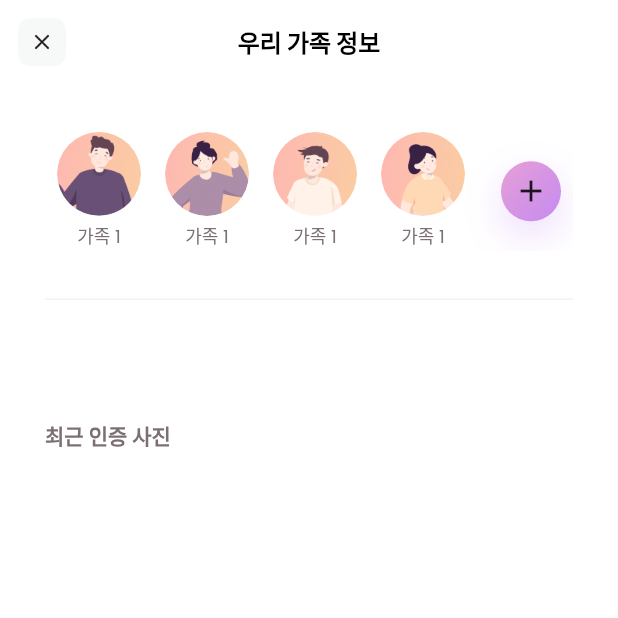
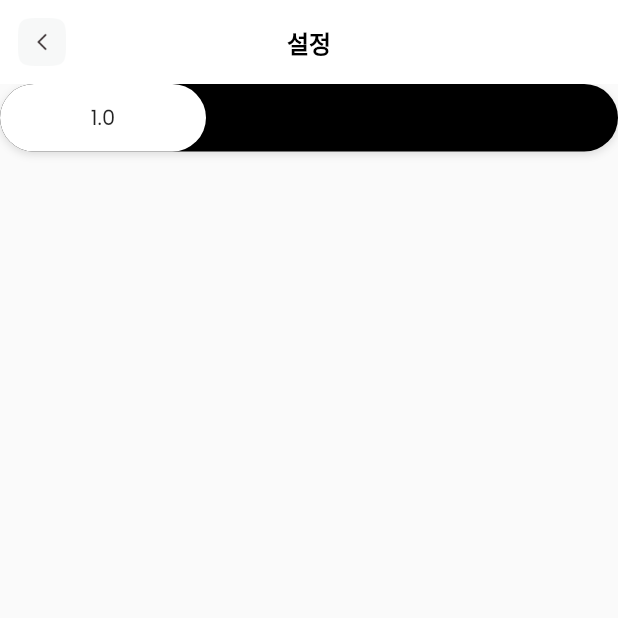
Before and after one commit to enjoy301/modak-flutter-app, a Flutter app: the UserLandingScreen screen opened by its route, after a tap on "설정", on a phone screen of 412 x 824 dp, the top half of it. Run offline on Flutter 3.47's test engine with Material 2 defaults, Android fonts, the phone set to English and light mode, and no system bars; drawn by our look-alikes of flutter_toggle_tab; our stand-ins replace adaptive_dialog, carousel_slider, dio, expandable, firebase_core, flutter_colorpicker and 16 more; missing offline and left inert: fluttercontactpicker, image_downloader, kakao_flutter_sdk, photo_manager, video_thumbnail; accounts and stored records are empty; network calls fail; project files that could hold a hidden picture were left out.

Commit message:
Feature: scalable text

```diff
--- a/lib/constant/strings.dart
+++ b/lib/constant/strings.dart
@@ -64,6 +64,7 @@ class Strings {
 
   /// User
   static const String me = "me";
+  static const String sizeSettings = "sizeSettings";
 
   /// role
   static const String dad = "DAD";
--- a/lib/main.dart
+++ b/lib/main.dart
@@ -33,6 +33,7 @@ import 'package:modak_flutter_app/ui/user/user_landing_VM.dart';
 import 'package:modak_flutter_app/ui/user/user_landing_screen.dart';
 import 'package:modak_flutter_app/ui/user/user_modify_VM.dart';
 import 'package:modak_flutter_app/ui/user/user_modify_screen.dart';
+import 'package:modak_flutter_app/ui/user/user_settings_screen.dart';
 import 'package:modak_flutter_app/utils/prefs_util.dart';
 import 'package:provider/provider.dart';
 
@@ -128,6 +129,7 @@ class _MyAppState extends State<MyApp> {
               create: (_) => UserModifyVM(),
               child: UserModifyScreen(),
             ),
+        "/user/settings": (context) => UserSettingsScreen(),
         "/user/invitation/landing": (context) => UserInvitationLandingScreen(),
         "/user/invitation/input": (context) => ChangeNotifierProvider(
             create: (_) => UserInvitationInputVM(),
--- a/lib/provider/user_provider.dart
+++ b/lib/provider/user_provider.dart
@@ -9,15 +9,23 @@ class UserProvider extends ChangeNotifier {
     _userRepository = await UserRepository.create();
     _me = _userRepository!.getMe();
     _familyMembers = _userRepository!.getFamilyMembers();
+    _sizeSettings = _userRepository!.getSizeSettings();
   }
 
   UserRepository? _userRepository;
+  List<double> fontScale = [1.0, 1.5, 2.0];
+
+  double getFontScale() {
+    return fontScale[_sizeSettings];
+  }
 
   User? _me;
   List<User>? _familyMembers = [];
+  int _sizeSettings = 0;
 
   User? get me => _me;
   List<User>? get familyMembers => _familyMembers;
+  int get sizeSettings => _sizeSettings;
 
   set me(User? me) {
     if (me == null) return;
@@ -31,13 +39,12 @@ class UserProvider extends ChangeNotifier {
     notifyListeners();
   }
 
-  double _fontScale = 2;
-  double get fontScale => _fontScale;
-
-  set fontScale(double fontScale) {
-    _fontScale = fontScale;
+  set sizeSettings(int sizeSettings) {
+    _sizeSettings = sizeSettings;
+    _userRepository!.setSizeSettings(sizeSettings);
     notifyListeners();
   }
+
 
   updateMeTag(List<String> timeTags) async {
     Map<String, dynamic> response = await _userRepository!.updateMeTag(timeTags);
--- a/lib/ui/user/user_landing_screen.dart
+++ b/lib/ui/user/user_landing_screen.dart
@@ -106,7 +106,7 @@ class UserLandingScreen extends StatelessWidget {
                     child: ButtonMainWidget(
                       title: "설정",
                       onPressed: () {
-                        Get.to(() => UserFamilyScreen());
+                        Get.toNamed("/user/settings");
                       },
                       // onPressed: provider.navigateToFamilyInfo(),
                     ),
--- /dev/null
+++ b/lib/ui/user/user_settings_screen.dart
@@ -0,0 +1,49 @@
+import 'package:flutter/material.dart';
+import 'package:flutter_toggle_tab/flutter_toggle_tab.dart';
+import 'package:get/get.dart';
+import 'package:modak_flutter_app/constant/enum/general_enum.dart';
+import 'package:modak_flutter_app/provider/user_provider.dart';
+import 'package:modak_flutter_app/widgets/header/header_default_widget.dart';
+import 'package:provider/provider.dart';
+
+class UserSettingsScreen extends StatefulWidget {
+  const UserSettingsScreen({Key? key}) : super(key: key);
+
+  @override
+  State<UserSettingsScreen> createState() => _UserSettingsScreenState();
+}
+
+class _UserSettingsScreenState extends State<UserSettingsScreen> {
+
+  @override
+  Widget build(BuildContext context) {
+    return Consumer<UserProvider>(
+      builder: (context, userProvider, snapshot) {
+        return Scaffold(
+          appBar: headerDefaultWidget(
+              title: "설정",
+              leading: FunctionalIcon.back,
+              onClickLeading: () {
+                Get.back();
+              }),
+          body: Column(
+            children: [
+              FlutterToggleTab(
+                  labels: ["1.0", "1.5", "2.0"],
+                  selectedLabelIndex: (index) {
+                    setState(() {
+                      userProvider.sizeSettings = index;
+                    });
+                  },
+                  selectedTextStyle: TextStyle(),
+                  unSelectedTextStyle: TextStyle(),
+                  unSelectedBackgroundColors: [Colors.black],
+                  selectedBackgroundColors: [Colors.white],
+                  selectedIndex: userProvider.sizeSettings)
+            ],
+          ),
+        );
+      }
+    );
+  }
+}
--- a/lib/widgets/common/scalable_text_widget.dart
+++ b/lib/widgets/common/scalable_text_widget.dart
@@ -27,7 +27,7 @@ class _ScalableTextWidgetState extends State<ScalableTextWidget> {
         style: TextStyle(
           color: widget.style.color,
           fontSize:
-              widget.style.fontSize! * context.watch<UserProvider>().fontScale,
+              widget.style.fontSize! * context.watch<UserProvider>().getFontScale(),
           fontWeight: widget.style.fontWeight,
           decoration: widget.style.decoration,
           decorationStyle: widget.style.decorationStyle,
--- a/pubspec.yaml
+++ b/pubspec.yaml
@@ -83,6 +83,7 @@ dependencies:
   sliver_header_delegate: ^0.0.5
   sticky_headers: ^0.3.0+2
   share: ^2.0.4
+  flutter_toggle_tab: ^1.2.0
 
 dev_dependencies:
   build_runner: ^2.2.0
```
Also changed, not shown: lib/data/datasource/local_datasource.dart (+16 -4 lines), lib/data/repository/user_repository.dart (+20 -12 lines), pubspec.lock.
